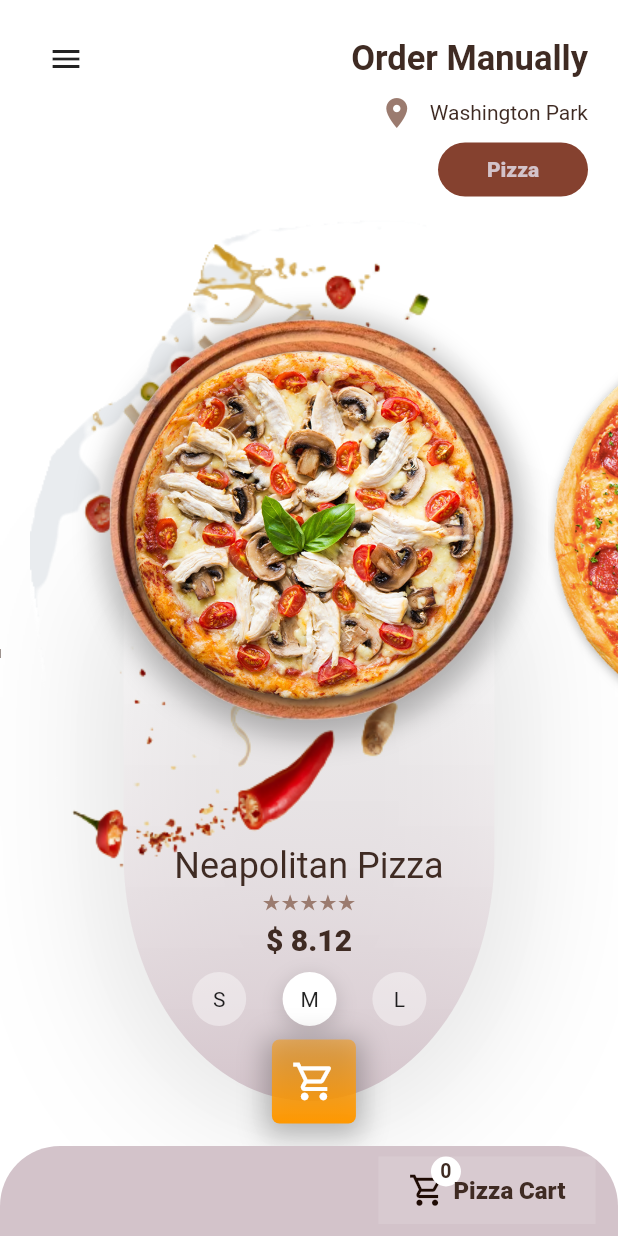
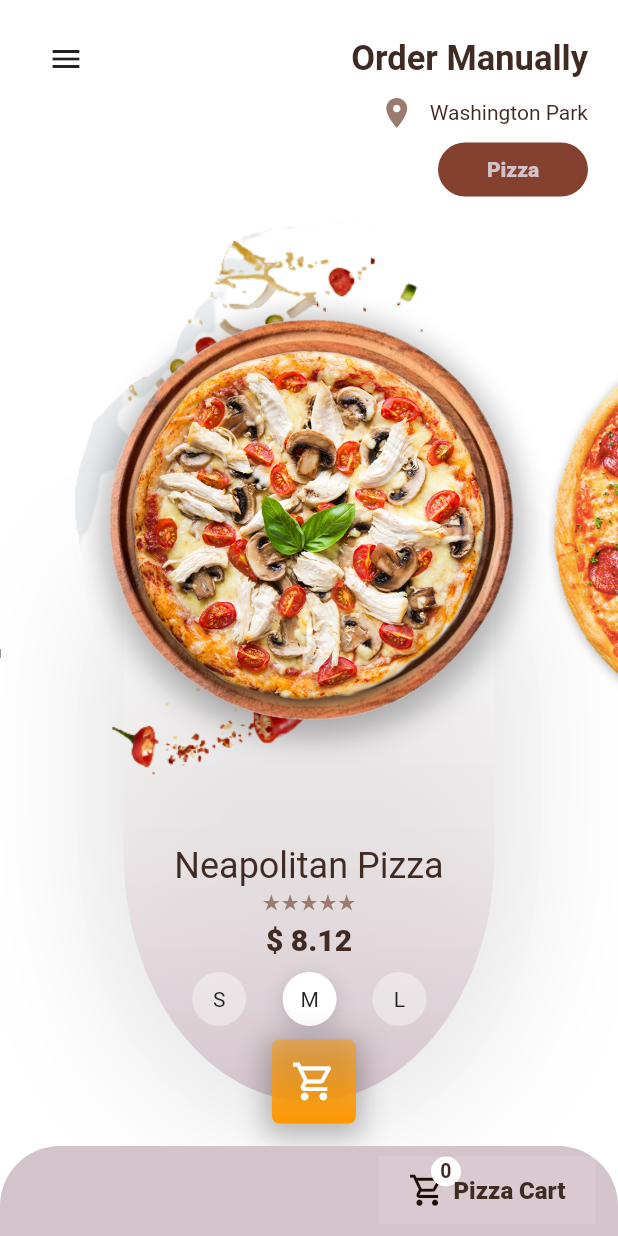
Before and after one commit to jbjason/pizza_hut, a Flutter app: the HomeScreen screen opened directly, on a phone screen of 412 x 824 dp. Run offline on Flutter 3.47's test engine with Material 2 defaults, Android fonts, the phone set to English and light mode, and no system bars; our stand-ins replace google_fonts; Roboto replaces fonts that are missing (Benne).

Commit message:
Update home_back_images.dart

```diff
--- a/lib/widgets/home_widgets/home_back_images.dart
+++ b/lib/widgets/home_widgets/home_back_images.dart
@@ -12,10 +12,12 @@ class HomeBackImages extends StatelessWidget {
       builder: (context, constraints) => Stack(
         children: [
           Positioned(
-            left: 20,
+            left: 50,
             child: Transform.rotate(
-                angle: math.pi * (1 - _rotate),
-                child: Image.asset('assets/images/back1.png')),
+              angle: math.pi * (1 - _rotate),
+              child: Image.asset('assets/images/back1.png',
+                  height: 380, fit: BoxFit.contain),
+            ),
           ),
           // dish Image
           Positioned(
```
